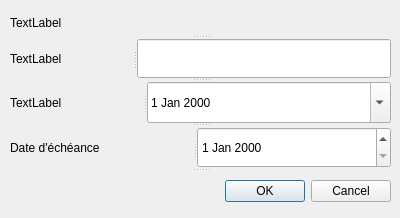
Qt form Application/InterfaceGraphique/editionProjetWindow.ui (Erzrael/LO21) before a commit.
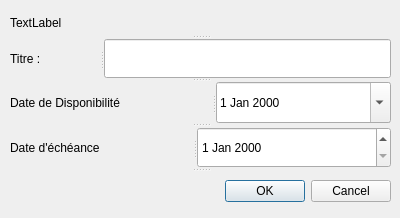
The same form after that commit.

```diff
--- a/Application/InterfaceGraphique/editionProjetWindow.ui
+++ b/Application/InterfaceGraphique/editionProjetWindow.ui
@@ -36,7 +36,7 @@
     </property>
     <widget class="QLabel" name="Titre_Lab">
      <property name="text">
-      <string>TextLabel</string>
+      <string>Titre : </string>
      </property>
     </widget>
     <widget class="QLineEdit" name="Titre_Edit"/>
@@ -47,7 +47,7 @@
     </property>
     <widget class="QLabel" name="Dispo_Lab">
      <property name="text">
-      <string>TextLabel</string>
+      <string>Date de Disponibilité</string>
      </property>
     </widget>
     <widget class="QDateEdit" name="Dispo_Edit">
```
